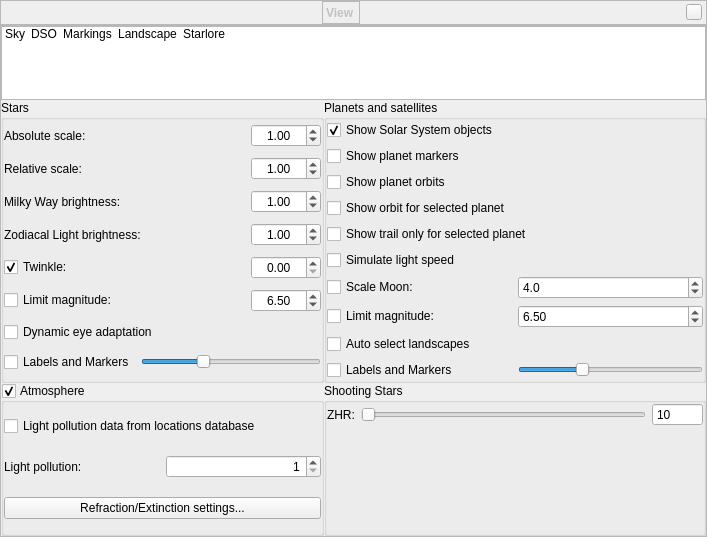
519984307/stellarium_src, file src/gui/viewDialog.ui: the form before one commit.
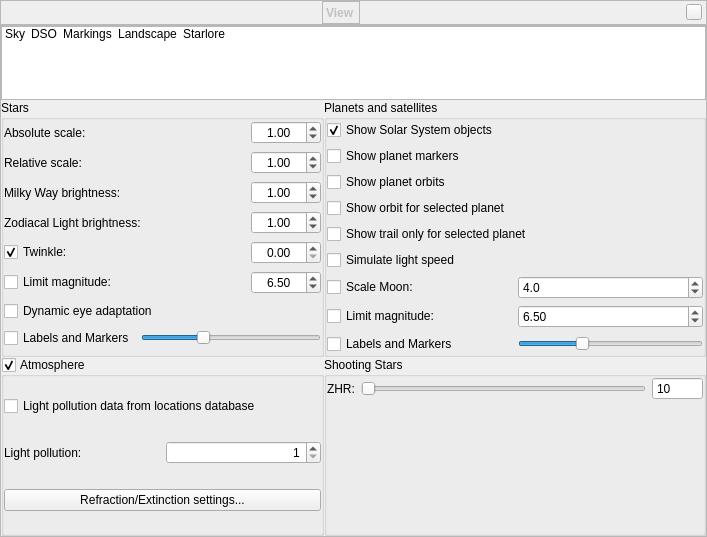
The form after the commit. The open tabs and pages were chosen to show the change. Icons and pictures are not drawn. Custom widgets are drawn as their Qt base class.

```diff
--- a/src/gui/viewDialog.ui
+++ b/src/gui/viewDialog.ui
@@ -858,16 +858,6 @@
                </item>
               </layout>
              </item>
-             <item>
-              <widget class="QCheckBox" name="autoChangeLandscapesCheckBox">
-               <property name="toolTip">
-                <string>Automatic change of landscape when planet is changed</string>
-               </property>
-               <property name="text">
-                <string>Auto select landscapes</string>
-               </property>
-              </widget>
-             </item>
              <item>
               <layout class="QHBoxLayout" name="horizontalLayout_17">
                <item>
```
Left out of the diff: 2 changed lines with no effect on the pictures.
